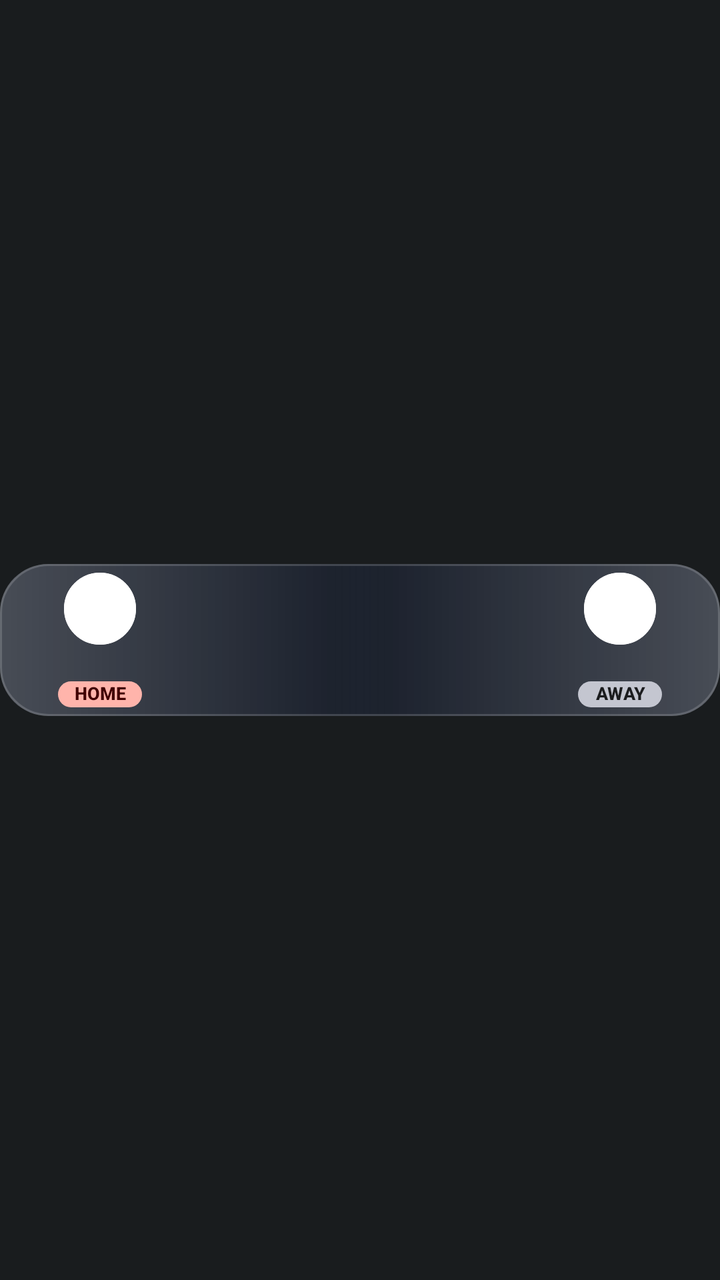
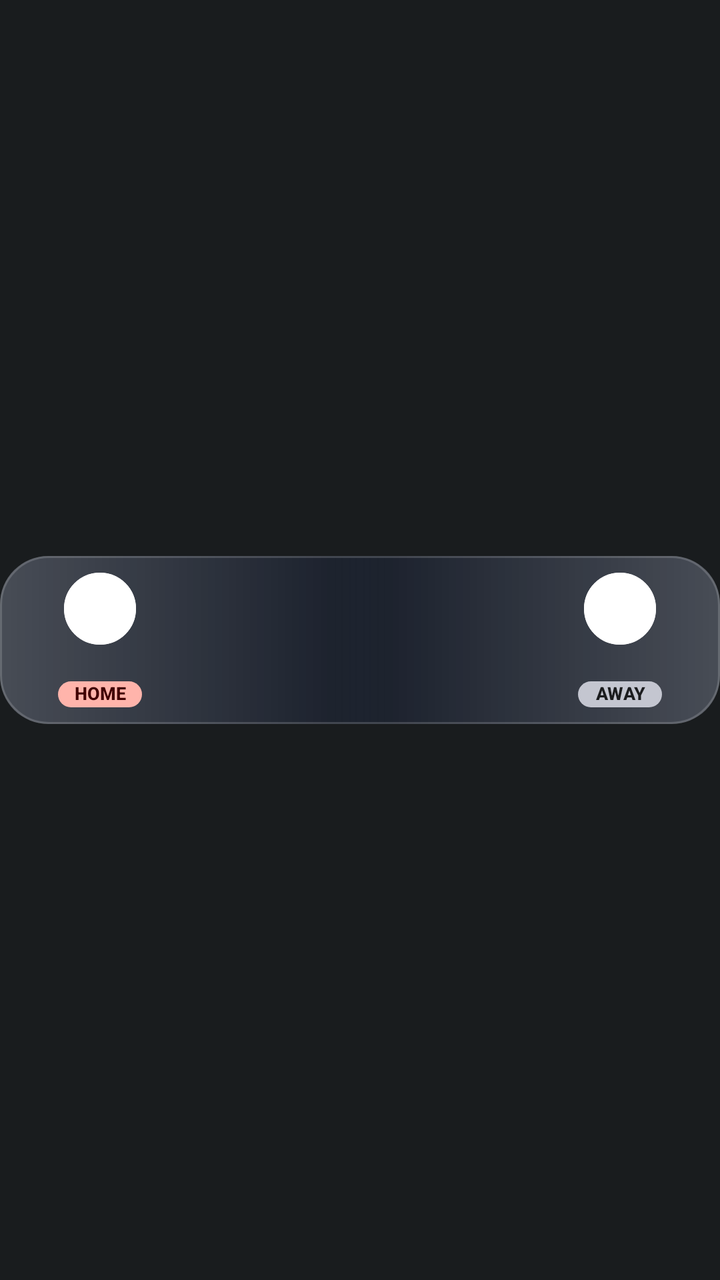

Screens rendered from an Android XML layout before and after an edit, with the pre-edit source and the edit as a unified diff.
<!-- AndroidManifest.xml: application theme Theme.AtAGlancePlus -->
<!-- res/layout/card_sports.xml -->
<?xml version="1.0" encoding="utf-8"?>
<FrameLayout xmlns:android="http://schemas.android.com/apk/res/android"
    android:id="@+id/card_root"
    style="@style/AagCardRoot">

    <FrameLayout
        android:id="@+id/sports_surface"
        android:layout_width="match_parent"
        android:layout_height="76dp"
        android:layout_gravity="center_vertical"
        android:background="@drawable/sports_surface"
        android:clipToOutline="true">

        <ImageView
            android:id="@+id/sports_wash_home"
            android:layout_width="match_parent"
            android:layout_height="match_parent"
            android:contentDescription="@null"
            android:scaleType="fitXY"
            android:src="@drawable/sports_wash_home" />

        <ImageView
            android:id="@+id/sports_wash_away"
            android:layout_width="match_parent"
            android:layout_height="match_parent"
            android:contentDescription="@null"
            android:scaleType="fitXY"
            android:src="@drawable/sports_wash_away" />

        <ImageView
            android:id="@+id/sports_wave"
            android:layout_width="96dp"
            android:layout_height="64dp"
            android:layout_gravity="bottom|end"
            android:contentDescription="@null"
            android:src="@drawable/sports_wave"
            android:visibility="gone" />
    </FrameLayout>

    <LinearLayout
        android:id="@+id/card_body"
        style="@style/AagCardBody"
        android:background="@drawable/sports_border"
        android:baselineAligned="false"
        android:gravity="center_vertical"
        android:orientation="horizontal"
        android:paddingEnd="16dp">

        
        <LinearLayout
            android:layout_width="68dp"
            android:layout_height="match_parent"
            android:gravity="center"
            android:orientation="vertical">

            <FrameLayout
                android:layout_width="36dp"
                android:layout_height="36dp">

                <ImageView
                    android:id="@+id/sports_home_circle"
                    android:layout_width="match_parent"
                    android:layout_height="match_parent"
                    android:contentDescription="@null"
                    android:src="@drawable/team_circle" />

                <ImageView
                    android:id="@+id/sports_home_ring"
                    android:layout_width="match_parent"
                    android:layout_height="match_parent"
                    android:contentDescription="@null"
                    android:src="@drawable/team_ring" />

                <ImageView
                    android:id="@+id/sports_home_logo"
                    android:layout_width="26dp"
                    android:layout_height="26dp"
                    android:layout_gravity="center"
                    android:contentDescription="@null"
                    android:scaleType="fitCenter" />
            </FrameLayout>

            <TextView
                android:id="@+id/sports_home_abbr"
                android:layout_width="wrap_content"
                android:layout_height="wrap_content"
                android:layout_marginTop="2dp"
                android:fontFamily="sans-serif-medium"
                android:includeFontPadding="false"
                android:letterSpacing="0.04"
                android:singleLine="true"
                android:textColor="#FFE2E2E6"
                android:textSize="13sp"
                android:textStyle="bold" />

            <TextView
                android:id="@+id/sports_home_side"
                android:layout_width="42dp"
                android:layout_height="13dp"
                android:layout_marginTop="1dp"
                android:background="@drawable/tag_home_live"
                android:fontFamily="sans-serif-medium"
                android:gravity="center"
                android:includeFontPadding="false"
                android:singleLine="true"
                android:text="HOME"
                android:textColor="#FF410002"
                android:textSize="9sp"
                android:textStyle="bold" />
        </LinearLayout>

        <TextView
            android:id="@+id/sports_home_score"
            android:layout_width="wrap_content"
            android:layout_height="wrap_content"
            android:layout_marginStart="8dp"
            android:fontFamily="sans-serif-medium"
            android:includeFontPadding="false"
            android:singleLine="true"
            android:textColor="#FFFFFFFF"
            android:textSize="34sp"
            android:textStyle="bold" />

        <LinearLayout
            android:layout_width="0dp"
            android:layout_height="match_parent"
            android:layout_weight="1"
            android:gravity="center"
            android:orientation="vertical">

            <TextView
                android:id="@+id/sports_league"
                android:layout_width="wrap_content"
                android:layout_height="wrap_content"
                android:ellipsize="end"
                android:fontFamily="sans-serif-medium"
                android:includeFontPadding="false"
                android:letterSpacing="0.08"
                android:singleLine="true"
                android:textAllCaps="true"
                android:textColor="#FF94A3B8"
                android:textSize="12sp" />

            <TextView
                android:id="@+id/sports_status"
                android:layout_width="match_parent"
                android:layout_height="22dp"
                android:layout_marginTop="2dp"
                android:autoSizeMaxTextSize="19sp"
                android:autoSizeMinTextSize="11sp"
                android:autoSizeStepGranularity="0.5sp"
                android:autoSizeTextType="uniform"
                android:fontFamily="sans-serif-medium"
                android:gravity="center"
                android:includeFontPadding="false"
                android:maxLines="1"
                android:textColor="#FFFFFFFF"
                android:textStyle="bold" />

            <LinearLayout
                android:id="@+id/sports_pill"
                android:layout_width="wrap_content"
                android:layout_height="18dp"
                android:layout_marginTop="4dp"
                android:background="@drawable/status_pill_live"
                android:gravity="center"
                android:orientation="horizontal"
                android:paddingStart="8dp"
                android:paddingEnd="8dp"
                android:visibility="gone">

                <ImageView
                    android:id="@+id/sports_dot"
                    android:layout_width="6dp"
                    android:layout_height="6dp"
                    android:layout_marginEnd="4dp"
                    android:contentDescription="@null"
                    android:src="@drawable/live_dot" />

                <TextView
                    android:id="@+id/sports_note"
                    android:layout_width="wrap_content"
                    android:layout_height="wrap_content"
                    android:fontFamily="sans-serif-medium"
                    android:includeFontPadding="false"
                    android:letterSpacing="0.06"
                    android:singleLine="true"
                    android:textColor="#FFFF8A80"
                    android:textSize="10sp"
                    android:textStyle="bold" />
            </LinearLayout>
        </LinearLayout>

        <TextView
            android:id="@+id/sports_away_score"
            android:layout_width="wrap_content"
            android:layout_height="wrap_content"
            android:layout_marginEnd="8dp"
            android:fontFamily="sans-serif-medium"
            android:includeFontPadding="false"
            android:singleLine="true"
            android:textColor="#FFFFFFFF"
            android:textSize="34sp"
            android:textStyle="bold" />

        
        <LinearLayout
            android:layout_width="68dp"
            android:layout_height="match_parent"
            android:gravity="center"
            android:orientation="vertical">

            <FrameLayout
                android:layout_width="36dp"
                android:layout_height="36dp">

                <ImageView
                    android:id="@+id/sports_away_circle"
                    android:layout_width="match_parent"
                    android:layout_height="match_parent"
                    android:contentDescription="@null"
                    android:src="@drawable/team_circle" />

                <ImageView
                    android:id="@+id/sports_away_ring"
                    android:layout_width="match_parent"
                    android:layout_height="match_parent"
                    android:contentDescription="@null"
                    android:src="@drawable/team_ring" />

                <ImageView
                    android:id="@+id/sports_away_logo"
                    android:layout_width="26dp"
                    android:layout_height="26dp"
                    android:layout_gravity="center"
                    android:contentDescription="@null"
                    android:scaleType="fitCenter" />
            </FrameLayout>

            <TextView
                android:id="@+id/sports_away_abbr"
                android:layout_width="wrap_content"
                android:layout_height="wrap_content"
                android:layout_marginTop="2dp"
                android:fontFamily="sans-serif-medium"
                android:includeFontPadding="false"
                android:letterSpacing="0.04"
                android:singleLine="true"
                android:textColor="#FFE2E2E6"
                android:textSize="13sp"
                android:textStyle="bold" />

            <TextView
                android:id="@+id/sports_away_side"
                android:layout_width="42dp"
                android:layout_height="13dp"
                android:layout_marginTop="1dp"
                android:background="@drawable/tag_away_live"
                android:fontFamily="sans-serif-medium"
                android:gravity="center"
                android:includeFontPadding="false"
                android:singleLine="true"
                android:text="AWAY"
                android:textColor="#FF1B1C1E"
                android:textSize="9sp"
                android:textStyle="bold" />
        </LinearLayout>
    </LinearLayout>

    
    <ImageView
        android:id="@+id/hold_bar"
        android:layout_width="match_parent"
        android:layout_height="76dp"
        android:layout_gravity="center_vertical"
        android:contentDescription="@null"
        android:duplicateParentState="true"
        android:scaleType="fitXY"
        android:src="@drawable/hold_bar_red_400" />
</FrameLayout>
<!-- resources referenced by this layout -->
<resources>
  <!-- drawable hold_bar_red_400 (drawable) -->
  <?xml version="1.0" encoding="utf-8"?>
  <animated-selector xmlns:android="http://schemas.android.com/apk/res/android">
      <item
          android:id="@+id/hold_pressed"
          android:drawable="@drawable/hold_bar_red_full"
          android:state_pressed="true" />
      <item
          android:id="@+id/hold_idle"
          android:drawable="@drawable/hold_bar_empty" />
      <transition
          android:drawable="@drawable/avd_hold_red_400"
          android:fromId="@id/hold_idle"
          android:toId="@id/hold_pressed" />
  </animated-selector>
  <!-- drawable live_dot (drawable) -->
  <?xml version="1.0" encoding="utf-8"?>
  <shape xmlns:android="http://schemas.android.com/apk/res/android" android:shape="oval">
      <solid android:color="#FFFF6B6B" />
  </shape>
  <!-- drawable sports_border (drawable) -->
  <?xml version="1.0" encoding="utf-8"?>
  <shape xmlns:android="http://schemas.android.com/apk/res/android" android:shape="rectangle">
      <solid android:color="#00000000" />
      <stroke android:width="1dp" android:color="#29FFFFFF" />
      <corners android:radius="24dp" />
  </shape>
  <!-- drawable sports_surface (drawable) -->
  <?xml version="1.0" encoding="utf-8"?>
  <shape xmlns:android="http://schemas.android.com/apk/res/android" android:shape="rectangle">
      <solid android:color="#F2161C28" />
      <corners android:radius="24dp" />
  </shape>
  <!-- drawable sports_wave (drawable) -->
  <?xml version="1.0" encoding="utf-8"?>
  <vector xmlns:android="http://schemas.android.com/apk/res/android"
      android:width="96dp"
      android:height="64dp"
      android:viewportWidth="96"
      android:viewportHeight="64">
      <path android:fillColor="#1F64B5F6" android:pathData="M0,64 C16,62 22,48 38,42 C56,35 70,38 82,26 C90,18 93,9 96,0 L96,64 Z" />
  </vector>
  <!-- drawable status_pill_live (drawable) -->
  <?xml version="1.0" encoding="utf-8"?>
  <shape xmlns:android="http://schemas.android.com/apk/res/android" android:shape="rectangle">
      <solid android:color="#FF4A1C20" />
      <stroke android:width="1dp" android:color="#80FF5252" />
      <corners android:radius="9dp" />
  </shape>
  <!-- drawable tag_away_live (drawable) -->
  <?xml version="1.0" encoding="utf-8"?>
  <shape xmlns:android="http://schemas.android.com/apk/res/android" android:shape="rectangle">
      <solid android:color="#FFC4C6D0" />
      <corners android:radius="6.5dp" />
  </shape>
  <!-- drawable tag_home_live (drawable) -->
  <?xml version="1.0" encoding="utf-8"?>
  <shape xmlns:android="http://schemas.android.com/apk/res/android" android:shape="rectangle">
      <solid android:color="#FFFFB4AB" />
      <corners android:radius="6.5dp" />
  </shape>
  <!-- drawable team_circle (drawable) -->
  <?xml version="1.0" encoding="utf-8"?>
  <shape xmlns:android="http://schemas.android.com/apk/res/android" android:shape="oval">
      <solid android:color="#FFFFFFFF" />
  </shape>
  <!-- drawable team_ring (drawable) -->
  <?xml version="1.0" encoding="utf-8"?>
  <shape xmlns:android="http://schemas.android.com/apk/res/android" android:shape="oval">
      <solid android:color="#00000000" />
      <stroke android:width="1.5dp" android:color="#FFFFFFFF" />
  </shape>
  <style name="AagCardBody">
          <item name="android:layout_width">match_parent</item>
          <item name="android:layout_height">76dp</item>
          <item name="android:layout_gravity">center_vertical</item>
          <item name="android:paddingStart">16dp</item>
          <item name="android:paddingEnd">18dp</item>
      </style>
  <style name="AagCardRoot">
          <item name="android:layout_width">match_parent</item>
          <item name="android:layout_height">88dp</item>
          <item name="android:clipChildren">false</item>
          <item name="android:clipToPadding">false</item>
      </style>
  <style name="Theme.AtAGlancePlus" parent="android:Theme.DeviceDefault.NoActionBar">
          <item name="android:windowLightStatusBar">false</item>
      </style>
  <!-- unchanged entries left out for length: 6 -->
</resources>

<!-- the commit's change to res/layout/card_sports.xml (unified diff, before → after) -->
@@ -6,7 +6,7 @@
     <FrameLayout
         android:id="@+id/sports_surface"
         android:layout_width="match_parent"
-        android:layout_height="76dp"
+        android:layout_height="@dimen/card_body_height"
         android:layout_gravity="center_vertical"
         android:background="@drawable/sports_surface"
         android:clipToOutline="true">
@@ -271,7 +271,7 @@
     <ImageView
         android:id="@+id/hold_bar"
         android:layout_width="match_parent"
-        android:layout_height="76dp"
+        android:layout_height="@dimen/card_body_height"
         android:layout_gravity="center_vertical"
         android:contentDescription="@null"
         android:duplicateParentState="true"
<!-- resource entries referenced after the edit -->
@@ -1,5 +1,6 @@
 <!-- resources referenced by this layout -->
 <resources>
+  <dimen name="card_body_height">84dp</dimen>
   <!-- drawable hold_bar_red_400 (drawable) -->
   <?xml version="1.0" encoding="utf-8"?>
   <animated-selector xmlns:android="http://schemas.android.com/apk/res/android">
@@ -74,7 +75,7 @@
   </shape>
   <style name="AagCardBody">
           <item name="android:layout_width">match_parent</item>
-          <item name="android:layout_height">76dp</item>
+          <item name="android:layout_height">@dimen/card_body_height</item>
           <item name="android:layout_gravity">center_vertical</item>
           <item name="android:paddingStart">16dp</item>
           <item name="android:paddingEnd">18dp</item>
